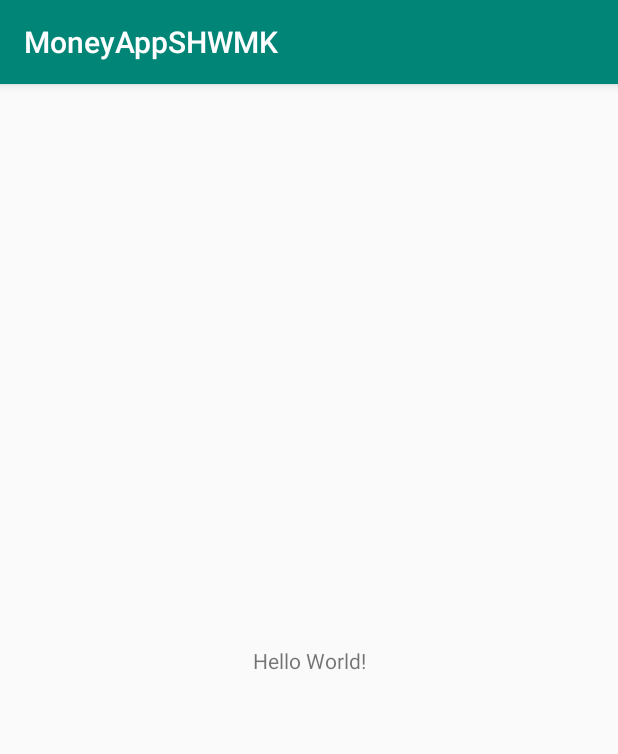
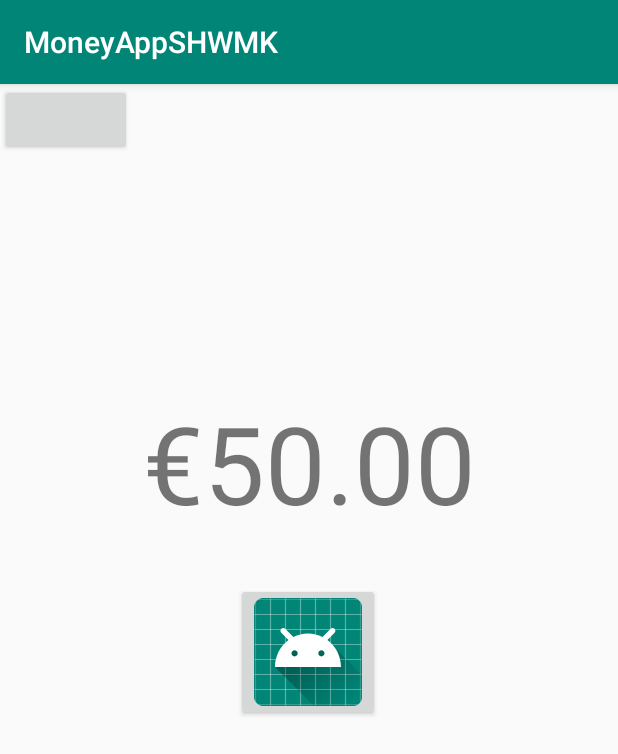
Before and after one commit to alexanderstaszewski/MoneyAppSHWMK, an Android app: the screen it shows after launch (MainActivity), on a phone screen of 412 x 824 dp. Shown: the top 754 px of the screen. Run offline under Robolectric (Android 15) with nearby library versions, the phone set to English and light mode, and no system bars.

Commit message:
create xml file for home page (test commmit)

```diff
--- a/app/src/main/AndroidManifest.xml
+++ b/app/src/main/AndroidManifest.xml
@@ -9,7 +9,9 @@
         android:roundIcon="@mipmap/ic_launcher_round"
         android:supportsRtl="true"
         android:theme="@style/AppTheme">
-        <activity android:name=".MainActivity">
+        <activity android:name=".MainActivity"
+            android:configChanges="orientation"
+            android:screenOrientation="portrait">
             <intent-filter>
                 <action android:name="android.intent.action.MAIN" />
 
--- a/app/src/main/res/layout/activity_main.xml
+++ b/app/src/main/res/layout/activity_main.xml
@@ -7,12 +7,36 @@
     tools:context=".MainActivity">
 
     <TextView
+        android:id="@+id/textView"
         android:layout_width="wrap_content"
         android:layout_height="wrap_content"
-        android:text="Hello World!"
-        app:layout_constraintBottom_toBottomOf="parent"
-        app:layout_constraintLeft_toLeftOf="parent"
-        app:layout_constraintRight_toRightOf="parent"
+        android:layout_marginStart="32dp"
+        android:layout_marginTop="204dp"
+        android:layout_marginEnd="32dp"
+        android:text="€50.00"
+        android:textSize="72sp"
+        app:layout_constraintEnd_toEndOf="parent"
+        app:layout_constraintStart_toStartOf="parent"
         app:layout_constraintTop_toTopOf="parent" />
 
+    <Button
+        android:id="@+id/buttonBalance"
+        android:layout_width="wrap_content"
+        android:layout_height="wrap_content"
+        android:layout_marginStart="157dp"
+        android:layout_marginTop="32dp"
+        android:layout_marginEnd="158dp"
+        android:drawableStart="@mipmap/ic_launcher_round"
+        app:layout_constraintEnd_toEndOf="parent"
+        app:layout_constraintHorizontal_bias="0.0"
+        app:layout_constraintStart_toStartOf="parent"
+        app:layout_constraintTop_toBottomOf="@+id/textView" />
+
+    <Button
+        android:id="@+id/button2"
+        android:layout_width="wrap_content"
+        android:layout_height="wrap_content"
+        tools:layout_editor_absoluteX="76dp"
+        tools:layout_editor_absoluteY="575dp" />
+
 </androidx.constraintlayout.widget.ConstraintLayout>
```
